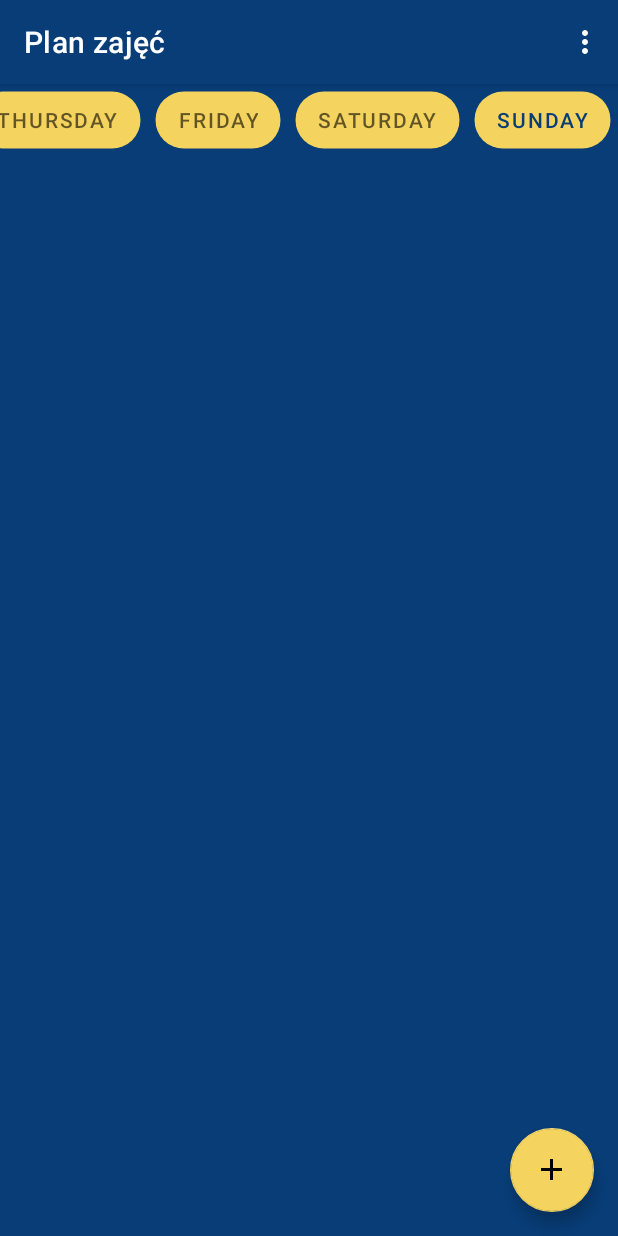
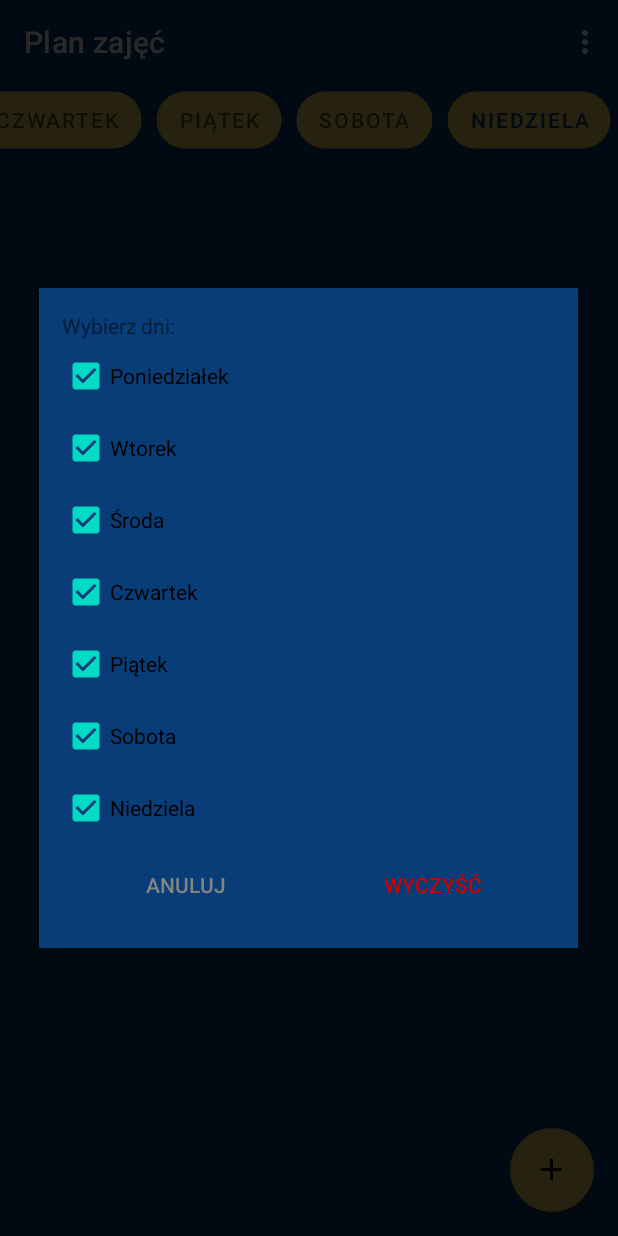
Before and after one commit to PWGuide/PW_Guide_App, an Android app: the TimetableActivity screen opened directly, with no data from a screen before it, in the options menu, after a tap on "Wyczyść plan zajęć", on a phone screen of 412 x 824 dp. Run offline under Robolectric (Android 15) with nearby library versions, the phone set to English and light mode, and no system bars; libraries missing offline, so code that uses them is left out: org.xdty.preference; Roboto replaces fonts that are not available here.

Commit message:
Dodanie czyszczenia planu zajęć, przeniesienie alertów do jednej klasy

```diff
--- a/app/src/main/java/com/example/pwguide/TimetableActivity.java
+++ b/app/src/main/java/com/example/pwguide/TimetableActivity.java
@@ -50,6 +50,8 @@ public class TimetableActivity extends AppCompatActivity {
 
     private FragmentsTabAdapter adapter;
     private ViewPager viewPager;
+    private AlertDialog isodAlert;
+    private AlertDialog clearTimetableAlert;
 
     @Override
     protected void onCreate(Bundle savedInstanceState) {
@@ -66,6 +68,11 @@ public class TimetableActivity extends AppCompatActivity {
         setupFragments();
         setupCustomDialog();
 
+        final View addFromISODAlertLayout = getLayoutInflater().inflate(R.layout.download_from_isod_dialog, null);
+        isodAlert = AlertDialogsHelper.createAddFromISODDialog(this, addFromISODAlertLayout, adapter);
+
+        final View clearTimetableAlertLayout = getLayoutInflater().inflate(R.layout.dialog_clear_timetable, null);
+        clearTimetableAlert = AlertDialogsHelper.createClearTimetableDialog(this, clearTimetableAlertLayout, adapter);
     }
 
     private void setupFragments() {
@@ -116,61 +123,8 @@ public class TimetableActivity extends AppCompatActivity {
     @Override
     public boolean onOptionsItemSelected(@NonNull MenuItem item) {
         switch (item.getItemId()) {
-            case R.id.add_from_isod:
-                final AlertDialog.Builder alert = new AlertDialog.Builder(TimetableActivity.this);
-                final View alertLayout = getLayoutInflater().inflate(R.layout.download_from_isod_dialog, null);
-                alert.setView(alertLayout);
-                final AlertDialog dialog = alert.create();
-                Button cancel = alertLayout.findViewById(R.id.timetable_cancel);
-                Button download = alertLayout.findViewById(R.id.timetable_download);
-                cancel.setOnClickListener(new View.OnClickListener() {
-                    @Override
-                    public void onClick(View v) {
-                        dialog.dismiss();
-                    }
-                });
-                download.setOnClickListener(new View.OnClickListener() {
-                    @Override
-                    public void onClick(View v) {
-                        EditText usernameView = alertLayout.findViewById(R.id.timetable_username);
-                        EditText apiKeyView = alertLayout.findViewById(R.id.timetable_apiKey);
-
-                        String username = usernameView.getText().toString();
-                        String apiKey = apiKeyView.getText().toString();
-
-                        TimetableDownload timetableDownload = new TimetableDownload();
-                        try {
-                            TimetableISOD timetableISOD = timetableDownload.downloadTimetableFromISOD(username, apiKey);
-                            dialog.dismiss();
-                            if(timetableISOD != null) {
-                                for (TimetableISOD.Subject sub: timetableISOD.getPlanItems()
-                                     ) {
-                                    final Week week = new Week();
-                                    DbHelper dbHelper = new DbHelper(TimetableActivity.this);
-                                    ColorDrawable buttonColor = new ColorDrawable();
-                                    buttonColor.setColor(Color.parseColor("#AC9EE5")); //dodać losowy kolor
-                                    week.setSubject(sub.getCourseName());
-                                    String fragment = WeekDay.valueOf(sub.getDayOfWeek()).getDayName();
-                                    week.setFragment(fragment);
-                                    week.setRoom(sub.getRoom());
-                                    week.setColor(buttonColor.getColor());
-                                    week.setFromTime(sub.getStartTime()); //poprawić godziny
-                                    week.setToTime(sub.getEndTime());
-                                    dbHelper.insertWeek(week);
-                                    adapter.notifyDataSetChanged();
-                                }
-                            } else {
-                                Toast toast = Toast.makeText(TimetableActivity.this, "Nie udało się pobrać planu zajęć.", Toast.LENGTH_SHORT);
-                                toast.show();
-                            }
-                        } catch (URISyntaxException e) {
-                            e.printStackTrace();
-                        } catch (MalformedURLException e) {
-                            e.printStackTrace();
-                        }
-                    }
-                });
-                dialog.show();
+            case R.id.add_from_isod: //alert taki żeby się nie wyłączał przy kliknięciu poza
+                isodAlert.show();
                 return true;
             case R.id.add_from_usos:
                 //pobieranie z USOSa
@@ -179,10 +133,12 @@ public class TimetableActivity extends AppCompatActivity {
                 //przejść do ustawień jakie dni są widoczne
                 return true;
             case R.id.clear_timetable:
-                //usunąć wszystkie zajęcia
+                clearTimetableAlert.show();
                 return true;
             default:
                 return super.onOptionsItemSelected(item);
         }
     }
+
+
 }
--- a/app/src/main/java/com/example/pwguide/timetable_download/TimetableDownload.java
+++ b/app/src/main/java/com/example/pwguide/timetable_download/TimetableDownload.java
@@ -1,6 +1,5 @@
 package com.example.pwguide.timetable_download;
 
-import com.fasterxml.jackson.annotation.JsonIgnoreType;
 import com.fasterxml.jackson.databind.ObjectMapper;
 
 import org.apache.http.HttpEntity;
@@ -10,8 +9,6 @@ import org.apache.http.client.methods.HttpGet;
 import org.apache.http.client.utils.URIBuilder;
 import org.apache.http.impl.client.CloseableHttpClient;
 import org.apache.http.impl.client.HttpClientBuilder;
-import org.apache.http.impl.client.HttpClients;
-import org.apache.http.params.HttpParams;
 import org.apache.http.util.EntityUtils;
 
 import java.io.IOException;
@@ -37,7 +34,7 @@ public class TimetableDownload {
         builder.addParameter("apikey", apiKey);
 
         URI uri = builder.build().toURL().toURI();
-        System.out.println(uri);
+        //System.out.println(uri);
         int timeout = 5;
         RequestConfig config = RequestConfig.custom()
                 .setConnectTimeout(timeout * 1000)
@@ -48,7 +45,6 @@ public class TimetableDownload {
         try (CloseableHttpClient httpClient =  HttpClientBuilder.create().setDefaultRequestConfig(config).build()) {
             HttpGet request = new HttpGet(uri);
             try (CloseableHttpResponse response = httpClient.execute(request)) {
-
                 if(response.getStatusLine().getStatusCode() == 200) {
                     HttpEntity entity = response.getEntity();
                     if (entity != null) {
--- a/app/src/main/java/com/example/pwguide/utils/AlertDialogsHelper.java
+++ b/app/src/main/java/com/example/pwguide/utils/AlertDialogsHelper.java
@@ -3,33 +3,44 @@ package com.example.pwguide.utils;
 
 import android.app.Activity;
 import android.app.TimePickerDialog;
+import android.content.DialogInterface;
 import android.graphics.Color;
 import android.graphics.drawable.ColorDrawable;
 import android.text.TextUtils;
 import android.view.View;
 import android.widget.Button;
+import android.widget.CheckBox;
 import android.widget.EditText;
+import android.widget.LinearLayout;
 import android.widget.ListView;
 import android.widget.TextView;
 import android.widget.TimePicker;
+import android.widget.Toast;
 
 import androidx.appcompat.app.AlertDialog;
 import androidx.core.content.ContextCompat;
 import androidx.viewpager.widget.ViewPager;
 
 import com.example.pwguide.R;
+import com.example.pwguide.TimetableActivity;
 import com.example.pwguide.adapters.FragmentsTabAdapter;
 import com.example.pwguide.adapters.WeekAdapter;
 import com.example.pwguide.model.Week;
+import com.example.pwguide.model.WeekDay;
+import com.example.pwguide.timetable_download.TimetableDownload;
+import com.example.pwguide.timetable_download.TimetableISOD;
 import com.google.android.material.floatingactionbutton.FloatingActionButton;
 import com.google.android.material.snackbar.Snackbar;
 
 import org.xdty.preference.colorpicker.ColorPickerDialog;
 import org.xdty.preference.colorpicker.ColorPickerSwatch;
 
+import java.net.MalformedURLException;
+import java.net.URISyntaxException;
 import java.util.ArrayList;
 import java.util.Calendar;
 import java.util.HashMap;
+import java.util.List;
 import java.util.Map;
 import java.util.regex.Matcher;
 import java.util.regex.Pattern;
@@ -283,7 +294,7 @@ public class AlertDialogsHelper {
                     Matcher fragment = Pattern.compile("(.*Fragment)").matcher(adapter.getItem(viewPager.getCurrentItem()).toString());
                     ColorDrawable buttonColor = (ColorDrawable) select_color.getBackground();
                     week.setSubject(subject.getText().toString());
-                    week.setFragment(fragment.find() ? fragment.group() : null);
+                    week.setFragment(fragment.find() ? fragment.group().replace("Fragment", "") : null);
                     week.setRoom(room.getText().toString());
                     week.setColor(buttonColor.getColor());
                     dbHelper.insertWeek(week);
@@ -300,5 +311,116 @@ public class AlertDialogsHelper {
         });
     }
 
+    public static AlertDialog createAddFromISODDialog(Activity activity, View alertLayout, FragmentsTabAdapter adapter){
+        final AlertDialog.Builder alert = new AlertDialog.Builder(activity);
+        alert.setView(alertLayout);
+        alert.setCancelable(false);
+        final AlertDialog dialog = alert.create();
 
+        Button cancel = alertLayout.findViewById(R.id.timetable_cancel);
+        Button download = alertLayout.findViewById(R.id.timetable_download);
+        EditText usernameView = alertLayout.findViewById(R.id.timetable_username);
+        EditText apiKeyView = alertLayout.findViewById(R.id.timetable_apiKey);
+
+        cancel.setOnClickListener(new View.OnClickListener() {
+            @Override
+            public void onClick(View v) {
+                usernameView.getText().clear();
+                apiKeyView.getText().clear();
+                usernameView.requestFocus();
+                dialog.dismiss();
+            }
+        });
+
+        download.setOnClickListener(new View.OnClickListener() {
+            @Override
+            public void onClick(View v) {
+                String username = usernameView.getText().toString();
+                String apiKey = apiKeyView.getText().toString();
+
+                TimetableDownload timetableDownload = new TimetableDownload();
+                try {
+                    TimetableISOD timetableISOD = timetableDownload.downloadTimetableFromISOD(username, apiKey);
+                    if(timetableISOD != null) {
+                        for (TimetableISOD.Subject sub: timetableISOD.getPlanItems()
+                        ) {
+                            final Week week = new Week();
+                            DbHelper dbHelper = new DbHelper(activity);
+                            ColorDrawable buttonColor = new ColorDrawable();
+                            buttonColor.setColor(Color.parseColor("#AC9EE5")); //dodać losowy kolor
+                            week.setSubject(sub.getCourseName());
+                            String fragment = WeekDay.valueOf(sub.getDayOfWeek()).getDayName();
+                            week.setFragment(fragment);
+                            week.setRoom(sub.getRoom());
+                            week.setColor(buttonColor.getColor());
+                            week.setFromTime(sub.getStartTime()); //poprawić godziny
+                            week.setToTime(sub.getEndTime());
+                            dbHelper.insertWeek(week);
+
+                        }
+                        adapter.notifyDataSetChanged();
+                        dialog.dismiss();
+                        usernameView.getText().clear();
+                        apiKeyView.getText().clear();
+                        usernameView.requestFocus();
+                    } else {
+                        Toast toast = Toast.makeText(activity, "Nie udało się pobrać planu zajęć.", Toast.LENGTH_SHORT);
+                        toast.show();
+                    }
+                } catch (URISyntaxException e) {
+                    e.printStackTrace();
+                } catch (MalformedURLException e) {
+                    e.printStackTrace();
+                }
+            }
+        });
+
+        return dialog;
+    }
+
+    public static AlertDialog createClearTimetableDialog(Activity activity, View alertLayout, FragmentsTabAdapter adapter){
+        final AlertDialog.Builder alert = new AlertDialog.Builder(activity);
+        alert.setView(alertLayout);
+        alert.setCancelable(false);
+        final AlertDialog dialog = alert.create();
+
+        Button cancel = alertLayout.findViewById(R.id.clear_timetable_cancel);
+        Button clear = alertLayout.findViewById(R.id.clear_timetable);
+        LinearLayout daysList = alertLayout.findViewById(R.id.checkbox_list);
+        final int childCount = daysList.getChildCount();
+
+        cancel.setOnClickListener(new View.OnClickListener() {
+            @Override
+            public void onClick(View v) {
+                dialog.dismiss();
+            }
+        });
+
+        clear.setOnClickListener(new View.OnClickListener() {
+            @Override
+            public void onClick(View v) {
+                DbHelper dbHelper = new DbHelper(activity);
+                for(int i = 0; i < childCount; i++) {
+                    CheckBox box = (CheckBox) daysList.getChildAt(i);
+                    if(box.isChecked()) {
+                        dbHelper.deleteWeeksByDay(WeekDay.valueOf(i + 1).getDayName());
+                    }
+                }
+                adapter.notifyDataSetChanged();
+                dialog.dismiss();
+            }
+        });
+
+        dialog.setOnShowListener(new DialogInterface.OnShowListener() {
+            @Override
+            public void onShow(DialogInterface dialog) {
+                for(int i = 0; i < childCount; i++) {
+                    CheckBox box = (CheckBox) daysList.getChildAt(i);
+                    box.setChecked(true);
+                }
+            }
+        });
+
+        return dialog;
+    }
 }
--- a/app/src/main/java/com/example/pwguide/utils/DbHelper.java
+++ b/app/src/main/java/com/example/pwguide/utils/DbHelper.java
@@ -81,6 +81,12 @@ public class DbHelper extends SQLiteOpenHelper {
         db.close();
     }
 
+    public void deleteWeeksByDay(String day) {
+        SQLiteDatabase db = this.getWritableDatabase();
+        db.delete(TIMETABLE, WEEK_FRAGMENT + " = ? ", new String[]{String.valueOf(day)});
+        db.close();
+    }
+
     public void updateWeek(Week week) {
         SQLiteDatabase db = this.getWritableDatabase();
         ContentValues contentValues = new ContentValues();
@@ -107,6 +113,7 @@ public class DbHelper extends SQLiteOpenHelper {
             week.setFromTime(cursor.getString(cursor.getColumnIndex(WEEK_FROM_TIME)));
             week.setToTime(cursor.getString(cursor.getColumnIndex(WEEK_TO_TIME)));
             week.setColor(cursor.getInt(cursor.getColumnIndex(WEEK_COLOR)));
+            System.out.println(cursor.getString(cursor.getColumnIndex(WEEK_FRAGMENT)));
             weeklist.add(week);
         }
         return weeklist;
--- /dev/null
+++ b/app/src/main/res/layout/dialog_clear_timetable.xml
@@ -0,0 +1,90 @@
+<LinearLayout xmlns:android="http://schemas.android.com/apk/res/android"
+    xmlns:app="http://schemas.android.com/apk/res-auto"
+    xmlns:tools="http://schemas.android.com/tools"
+    android:layout_width="match_parent"
+    android:layout_height="match_parent"
+    android:background="@color/background"
+    android:orientation="vertical"
+    android:padding="15dp">
+
+    <TextView
+        android:id="@+id/textView2"
+        android:layout_width="match_parent"
+        android:layout_height="wrap_content"
+        android:text="Wybierz dni:" />
+
+    <LinearLayout
+        android:id="@+id/checkbox_list"
+        android:layout_width="match_parent"
+        android:layout_height="wrap_content"
+        android:orientation="vertical">
+
+        <CheckBox
+            android:id="@+id/checkBox_monday"
+            android:layout_width="match_parent"
+            android:layout_height="wrap_content"
+            android:text="@string/monday" />
+
+        <CheckBox
+            android:id="@+id/checkBox_tuesday"
+            android:layout_width="match_parent"
+            android:layout_height="wrap_content"
+            android:text="@string/tuesday" />
+
+        <CheckBox
+            android:id="@+id/checkBox_wednesday"
+            android:layout_width="match_parent"
+            android:layout_height="wrap_content"
+            android:text="@string/wednesday" />
+
+        <CheckBox
+            android:id="@+id/checkBox_thursday"
+            android:layout_width="match_parent"
+            android:layout_height="wrap_content"
+            android:text="@string/thursday" />
+
+        <CheckBox
+            android:id="@+id/checkBox_friday"
+            android:layout_width="match_parent"
+            android:layout_height="wrap_content"
+            android:text="@string/friday" />
+
+        <CheckBox
+            android:id="@+id/checkBox_saturday"
+            android:layout_width="match_parent"
+            android:layout_height="wrap_content"
+            android:text="@string/saturday" />
+
+        <CheckBox
+            android:id="@+id/checkBox_sunday"
+            android:layout_width="match_parent"
+            android:layout_height="wrap_content"
+            android:text="@string/sunday" />
+    </LinearLayout>
+
+    <LinearLayout
+        android:layout_width="match_parent"
+        android:layout_height="wrap_content"
+        android:orientation="horizontal">
+
+        <Button
+            android:id="@+id/clear_timetable_cancel"
+            style="@style/Widget.AppCompat.Button.ButtonBar.AlertDialog"
+            android:layout_width="match_parent"
+            android:layout_height="wrap_content"
+            android:layout_weight="1"
+            android:textColor="@color/secondary_action"
+            android:text="@string/cancel" />
+
+        <Button
+            android:id="@+id/clear_timetable"
+            style="@style/Widget.AppCompat.Button.ButtonBar.AlertDialog"
+            android:layout_width="match_parent"
+            android:layout_height="wrap_content"
+            android:layout_weight="1"
+            android:textColor="@color/danger"
+            android:text="@string/clear" />
+
+    </LinearLayout>
+
+</LinearLayout>
--- a/app/src/main/res/menu/popup_menu.xml
+++ b/app/src/main/res/menu/popup_menu.xml
@@ -2,8 +2,8 @@
 <menu xmlns:android="http://schemas.android.com/apk/res/android">
     <item
         android:id="@+id/delete_popup"
-        android:title="Delete" />
+        android:title="@string/delete" />
     <item
         android:id="@+id/edit_popup"
-        android:title="Edit" />
+        android:title="@string/edit" />
 </menu>
--- a/app/src/main/res/values/colors.xml
+++ b/app/src/main/res/values/colors.xml
@@ -16,7 +16,7 @@
     <color name="button">#F4D35E</color>
     <color name="button_text">#FFFFFFFF</color>
 
-
+    <color name="danger">#CE0000</color>
 
     <color name="colorPrimary">#77085F</color>
     <color name="colorPrimaryDark">#083D77</color>
--- a/app/src/main/res/values/strings.xml
+++ b/app/src/main/res/values/strings.xml
@@ -16,13 +16,13 @@
     <string name="action_settings">Settings</string>
 
     <!-- Fragments strings -->
-    <string name="monday">Monday</string>
-    <string name="tuesday">Tuesday</string>
-    <string name="wednesday">Wednesday</string>
-    <string name="thursday">Thursday</string>
-    <string name="friday">Friday</string>
-    <string name="saturday">Saturday</string>
-    <string name="sunday">Sunday</string>
+    <string name="monday">Poniedziałek</string>
+    <string name="tuesday">Wtorek</string>
+    <string name="wednesday">Środa</string>
+    <string name="thursday">Czwartek</string>
+    <string name="friday">Piątek</string>
+    <string name="saturday">Sobota</string>
+    <string name="sunday">Niedziela</string>
     <string name="select_snackbar">Please, select one item.</string>
     <string name="selected">Selected</string>
 
@@ -33,14 +33,15 @@
     <string name="field_error">field can not be empty!</string>
     <string name="time_error">Time field can not be empty!</string>
     <string name="week">Week</string>
-    <string name="delete">Delete</string>
-    <string name="edit">Edit</string>
+    <string name="delete">Usuń</string>
+    <string name="edit">Edytuj</string>
+    <string name="clear">Wyczyść</string>
 
     <string name="add_subject">Add subject</string>
     <string name="edit_subject">Edit subject</string>
     <string name="room">Room</string>
     <string name="time">Time</string>
-    <string name="save">Save</string>
+    <string name="save">Zapisz</string>
     <string name="cancel">Anuluj</string>
     <string name="time_to_dialog">To:</string>
     <string name="time_from_dialog">From:</string>
```
